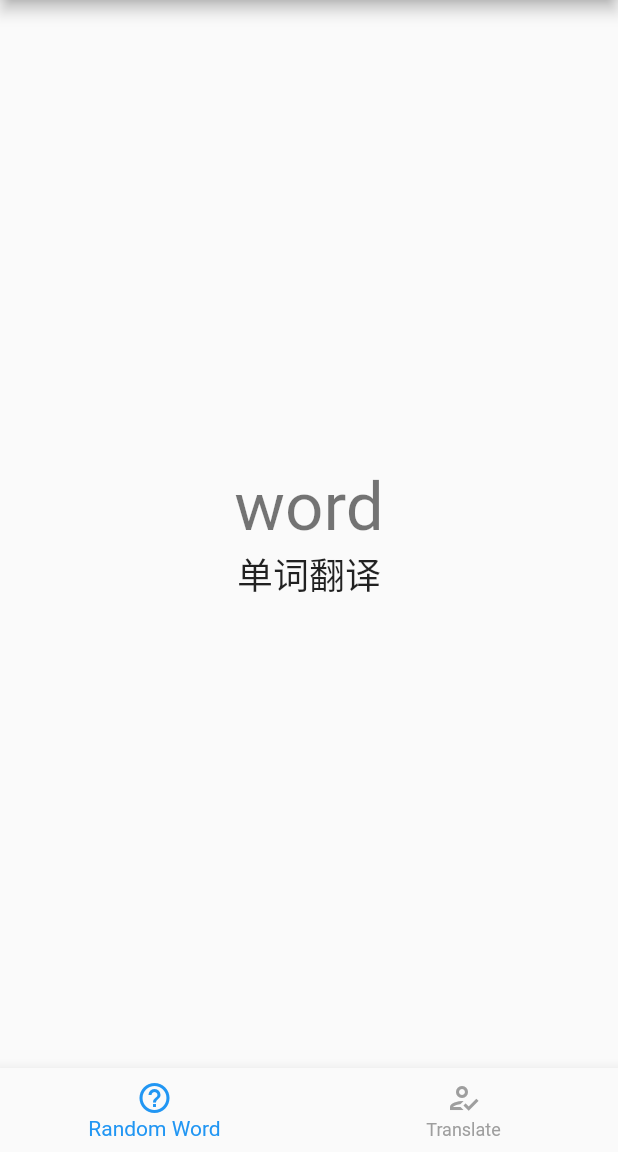
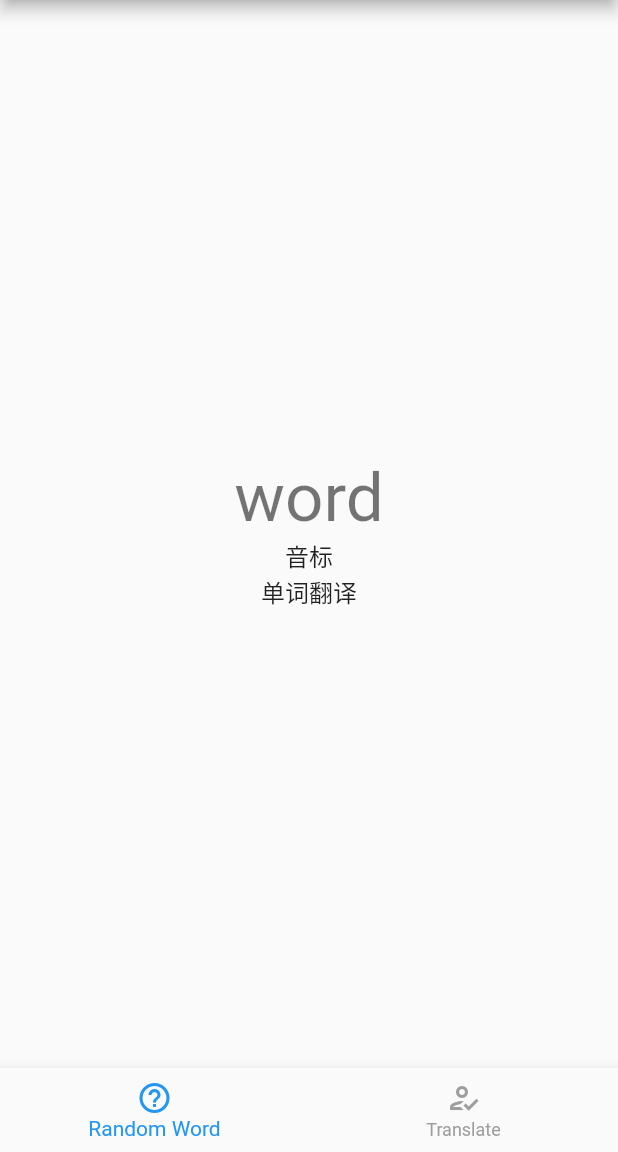
Before and after one commit to dingyx/english_study, a Flutter app: the screen it shows after launch, on a phone screen of 412 x 824 dp, the part 84-1236 px from its top. Run offline on Flutter 3.47's test engine with Material 2 defaults, Android fonts, the light colour scheme and no system bars.

Commit message:
音标分行显示

```diff
--- a/lib/main.dart
+++ b/lib/main.dart
@@ -40,19 +40,25 @@ class MyHomePage extends StatefulWidget {
 class _MyHomePageState extends State<MyHomePage> {
   int _ranInt = 0;
   String _wordStr = "word";
+  String _phoneticStr = "音标";
   String _wordTran = "单词翻译";
 
   void _genWord() {
     setState(() {
       _ranInt = new Random().nextInt(3878);
       _wordStr = _wordList[_ranInt].word;
-      _wordTran = "";
+      _phoneticStr = " ";
+      _wordTran = "  ";
     });
   }
 
   void _genTranslate() {
     setState(() {
-      _wordTran = _wordList[_ranInt].translate;
+      String tranStr = _wordList[_ranInt].translate;
+      _phoneticStr = tranStr.substring(
+          tranStr.indexOf("[", 0), tranStr.indexOf("]", 0) + 1);
+      _wordTran =
+          tranStr.substring(tranStr.indexOf("]", 0) + 1, tranStr.length);
     });
   }
 
@@ -71,8 +77,12 @@ class _MyHomePageState extends State<MyHomePage> {
               style: Theme.of(context).textTheme.headline3,
             ),
             Text(
+              _phoneticStr,
+              style: Theme.of(context).textTheme.subtitle1,
+            ),
+            Text(
               _wordTran,
-              style: Theme.of(context).textTheme.headline5,
+              style: Theme.of(context).textTheme.subtitle1,
             ),
           ],
         ),
```
